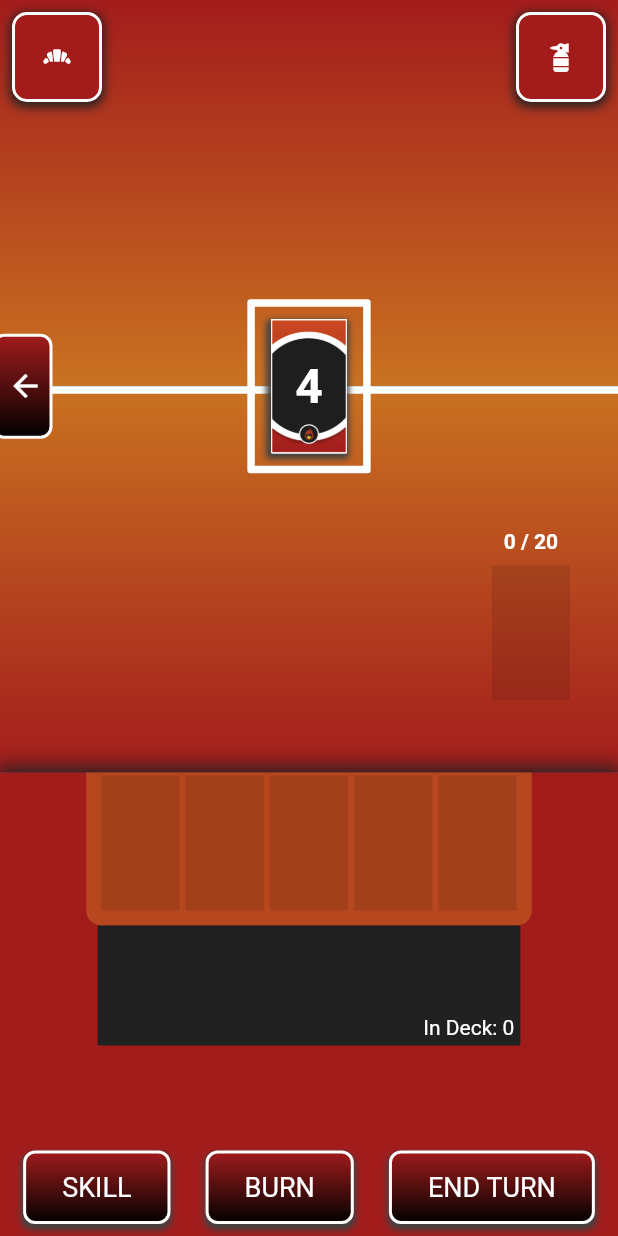
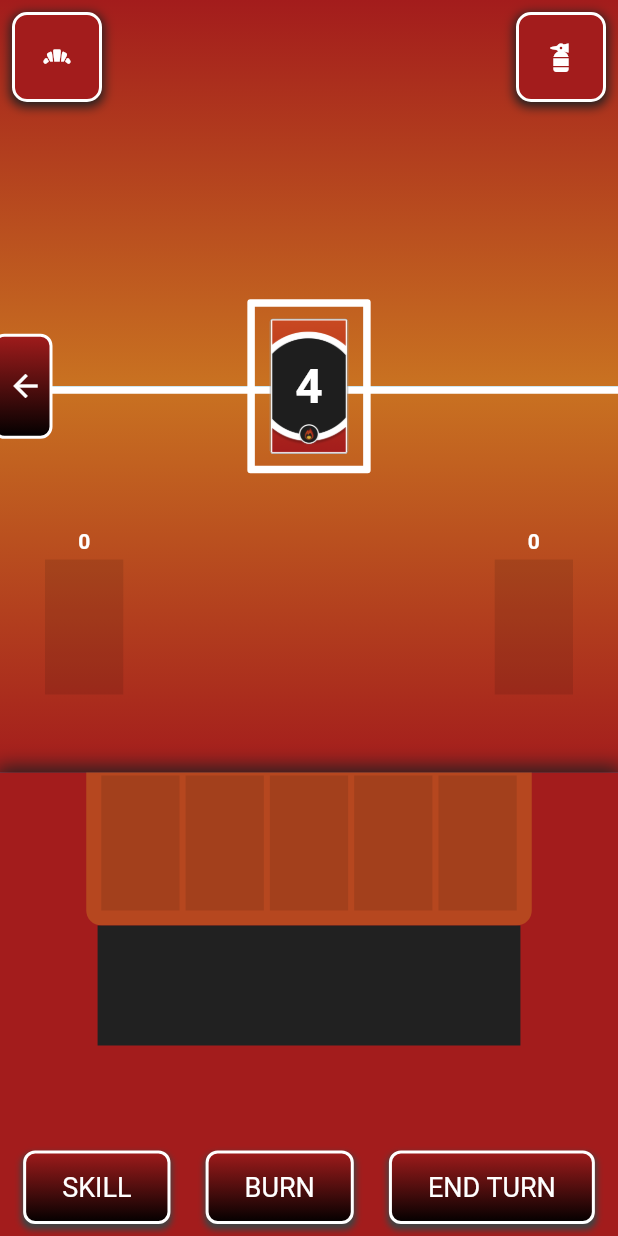
Before and after one commit to dompetriella/Elementals, a Flutter app: the GamePage screen opened by its route, on a phone screen of 412 x 824 dp. Run offline on Flutter 3.47's test engine with Material 2 defaults, Android fonts, the phone set to English and light mode, and no system bars; our stand-ins replace flutter_hooks, flutter_riverpod, freezed_annotation, go_router, hexcolor, hooks_riverpod; missing offline and left inert: flutter_guid.

Commit message:
rearranging and aesthics

```diff
--- a/lib/game_components/element_card.dart
+++ b/lib/game_components/element_card.dart
@@ -1,5 +1,6 @@
 import 'package:elementals/models/element_card_data.dart';
 import 'package:elementals/models/enums.dart';
+import 'package:elementals/providers/globalProvider.dart';
 import 'package:flutter/material.dart';
 import 'package:flutter_hooks/flutter_hooks.dart';
 import 'package:flutter_riverpod/flutter_riverpod.dart';
@@ -7,20 +8,15 @@ import 'package:hooks_riverpod/hooks_riverpod.dart';
 
 import '../providers/playerDataProvider.dart';
 
-double proportionPercent = .58;
-
-double playerCardHeight = 90;
-double playerCardWidth = playerCardHeight * proportionPercent;
-double opponentCardHeight = 65;
-double opponentCardWidth = opponentCardHeight * proportionPercent;
-
 class ElementCard extends HookConsumerWidget {
   final bool isSelected;
   final bool isFaceUp;
+  final bool hasShadow;
   final ElementCardData elementCardData;
   const ElementCard(
       {super.key,
       required this.elementCardData,
+      this.hasShadow = false,
       this.isFaceUp = true,
       this.isSelected = false});
 
@@ -36,16 +32,19 @@ class ElementCard extends HookConsumerWidget {
               .playCard(elementCardData.id, ref, Players.p1);
         },
         child: Container(
-          height: playerCardHeight,
-          width: playerCardWidth,
+          height: ref.read(cardHeightP1),
+          width: ref.read(cardHeightP1) * ref.read(cardWidthProportion),
           decoration: BoxDecoration(
               color: Colors.transparent,
+              border: Border.all(color: Colors.grey, width: 0.5),
               boxShadow: [
-                BoxShadow(
-                    offset: Offset(-1, 2),
-                    blurRadius: 3,
-                    spreadRadius: 1,
-                    color: Colors.grey.shade800)
+                hasShadow
+                    ? BoxShadow(
+                        offset: Offset(-1, 2),
+                        blurRadius: 3,
+                        spreadRadius: 1,
+                        color: Colors.grey.shade800)
+                    : BoxShadow(color: Colors.transparent)
               ],
               image: DecorationImage(
                 image: AssetImage(
@@ -56,9 +55,7 @@ class ElementCard extends HookConsumerWidget {
               child: Text(
             elementCardData.value.toString(),
             style: TextStyle(
-                color: Theme.of(context).colorScheme.onPrimary,
-                fontSize: 32,
-                fontWeight: FontWeight.bold),
+                color: Colors.white, fontSize: 32, fontWeight: FontWeight.bold),
           )),
         ),
       ),
--- a/lib/game_components/placeholder_card.dart
+++ b/lib/game_components/placeholder_card.dart
@@ -2,28 +2,23 @@ import 'package:flutter/src/widgets/framework.dart';
 import 'package:flutter/src/widgets/placeholder.dart';
 
 import 'package:flutter/material.dart';
+import 'package:flutter_riverpod/flutter_riverpod.dart';
+
+import '../providers/globalProvider.dart';
 
 double phoneHeight(var context) => MediaQuery.of(context).size.height;
 double phoneWidth(var context) => MediaQuery.of(context).size.width;
 
-double playerCardHeight = 90;
-double playerCardWidth = playerCardHeight * .58;
-double opponentCardHeight = 65;
-double opponentCardWidth = opponentCardHeight * .58;
-
-double playerIconDisplayHeight = 40;
-double playerIconDisplayWidth = 40;
-
-class PlaceholderCard extends StatelessWidget {
+class PlaceholderCard extends ConsumerWidget {
   const PlaceholderCard({super.key});
 
   @override
-  Widget build(BuildContext context) {
+  Widget build(BuildContext context, WidgetRef ref) {
     return Padding(
       padding: const EdgeInsets.symmetric(horizontal: 2.0),
       child: Container(
-        height: playerCardHeight,
-        width: playerCardWidth,
+        height: ref.read(cardHeightP1),
+        width: ref.read(cardHeightP1) * ref.read(cardWidthProportion),
         color: Colors.black.withOpacity(.1),
       ),
     );
--- a/lib/game_logic/logic.dart
+++ b/lib/game_logic/logic.dart
@@ -1,11 +1,20 @@
 import 'package:elementals/game_components/element_card.dart';
+import 'package:flutter/material.dart';
+import 'package:flutter/src/widgets/basic.dart';
 import 'package:flutter_guid/flutter_guid.dart';
 
+import '../game_components/placeholder_card.dart';
 import '../models/element_card_data.dart';
 import '../models/enums.dart';
 
-List<ElementCard> convertDataToCards(List<ElementCardData> cardData) {
-  return cardData.map((e) => ElementCard(elementCardData: e)).toList();
+List<ElementCard> convertDataToCards(List<ElementCardData> cardData,
+    {bool hasShadow = false}) {
+  return cardData
+      .map((e) => ElementCard(
+            elementCardData: e,
+            hasShadow: hasShadow,
+          ))
+      .toList();
 }
 
 int copiesOfEachNumber = 3;
--- a/lib/models/game_data.dart
+++ b/lib/models/game_data.dart
@@ -1,6 +1,5 @@
 import 'package:elementals/models/player_data.dart';
 import 'package:freezed_annotation/freezed_annotation.dart';
-import '../game_components/element_card.dart';
 import 'element_card_data.dart';
 import 'enums.dart';
 
--- a/lib/pages/GamePage/game_page.dart
+++ b/lib/pages/GamePage/game_page.dart
@@ -1,5 +1,6 @@
 import 'package:elementals/game_logic/logic.dart';
 import 'package:elementals/providers/gameDataProvider.dart';
+import 'package:elementals/providers/globalProvider.dart';
 import 'package:elementals/providers/playerDataProvider.dart';
 import 'package:elementals/providers/themeProvider.dart';
 import 'package:flutter/material.dart';
@@ -8,17 +9,10 @@ import 'package:go_router/go_router.dart';
 import 'package:hexcolor/hexcolor.dart';
 
 import '../../game_components/placeholder_card.dart';
+import '../../models/element_card_data.dart';
 
 double phoneHeight(var context) => MediaQuery.of(context).size.height;
 double phoneWidth(var context) => MediaQuery.of(context).size.width;
-
-double playerCardHeight = 90;
-double playerCardWidth = playerCardHeight * .58;
-double opponentCardHeight = 65;
-double opponentCardWidth = opponentCardHeight * .58;
-
-double playerIconDisplayHeight = 60;
-double playerIconDisplayWidth = 60;
 
 class GamePage extends StatelessWidget {
   const GamePage({super.key});
@@ -42,7 +36,7 @@ class GamePage extends StatelessWidget {
                   ),
                   SettingsButton(),
                   Center(
-                    child: PlayZoneCard(),
+                    child: PlayZone(),
                   )
                 ],
               ),
@@ -55,9 +49,8 @@ class GamePage extends StatelessWidget {
   }
 }
 
-// I can give this local state with hooks to swap placeholder
-class PlayZoneCard extends ConsumerWidget {
-  const PlayZoneCard({
+class PlayZone extends ConsumerWidget {
+  const PlayZone({
     super.key,
   });
 
@@ -190,10 +183,23 @@ class PlayerSide extends ConsumerWidget {
             crossAxisAlignment: CrossAxisAlignment.end,
             children: [
               Padding(
-                padding: const EdgeInsets.only(bottom: 48, right: 24),
+                padding:
+                    const EdgeInsets.symmetric(vertical: 48, horizontal: 24),
                 child: Row(
-                    mainAxisAlignment: MainAxisAlignment.end,
-                    children: [PlayerDiscardPile()]),
+                    mainAxisAlignment: MainAxisAlignment.spaceBetween,
+                    children: [
+                      PlayerCardPile(
+                        cardPile: ref.watch(playerProvider).deck,
+                      ),
+                      Stack(
+                        children: [
+                          PlayerCardPile(
+                            cardPile: ref.watch(playerProvider).discardPile,
+                            isDiscard: true,
+                          ),
+                        ],
+                      )
+                    ]),
               )
             ]),
       ),
@@ -234,41 +240,33 @@ class PlayerHandArea extends ConsumerWidget {
                     child: Row(
                         mainAxisSize: MainAxisSize.min,
                         mainAxisAlignment: MainAxisAlignment.center,
-                      children: ref.watch(playerProvider).hand.length < 1
-                          ? [
+                        children: [
+                          Stack(
+                            children: [
+                              Row(
+                                children: [
                                   PlaceholderCard(),
                                   PlaceholderCard(),
                                   PlaceholderCard(),
                                   PlaceholderCard(),
                                   PlaceholderCard(),
-                            ]
-                          : convertDataToCards(ref.watch(playerProvider).hand),
+                                ],
                               ),
+                              Row(
+                                  children: convertDataToCards(
+                                      ref.watch(playerProvider).hand,
+                                      hasShadow: true))
+                            ],
+                          ),
+                        ]),
                   ),
                 ),
                 Container(
-                  width: playerCardWidth * 5.4,
+                  width: ref.read(cardHeightP1) *
+                      ref.read(cardWidthProportion) *
+                      5.4,
                   height: 80,
                   color: Colors.grey.shade900,
-                  child: Column(
-                    mainAxisAlignment: MainAxisAlignment.end,
-                    children: [
-                      Row(
-                        mainAxisAlignment: MainAxisAlignment.end,
-                        children: [
-                          Padding(
-                            padding: const EdgeInsets.all(4.0),
-                            child: Text(
-                              'In Deck: ${ref.watch(playerProvider).deck.length}',
-                              style: TextStyle(
-                                  color:
-                                      Theme.of(context).colorScheme.onPrimary),
-                            ),
-                          ),
-                        ],
-                      ),
-                    ],
-                  ),
                 ),
               ],
             ),
@@ -345,53 +343,7 @@ class PlayerTurnActionButton extends StatelessWidget {
   }
 }
 
-// class DummyCard extends ConsumerWidget {
-//   final bool isPlayer;
-//   const DummyCard({Key? key, this.isPlayer = true}) : super(key: key);
-
-//   @override
-//   Widget build(BuildContext context, WidgetRef ref) {
-//     return Padding(
-//       padding: const EdgeInsets.symmetric(horizontal: 2.0),
-//       child: Container(
-//         height: isPlayer ? playerCardHeight : opponentCardHeight,
-//         width: isPlayer ? playerCardWidth : opponentCardWidth,
-//         decoration: BoxDecoration(
-//             color: isPlayer ? Colors.transparent : Colors.grey.shade900,
-//             boxShadow: [
-//               BoxShadow(
-//                   offset: Offset(-1, 2),
-//                   blurRadius: 3,
-//                   spreadRadius: 1,
-//                   color: Colors.grey.shade800)
-//             ],
-//             image: isPlayer
-//                 ? DecorationImage(
-//                     image: AssetImage(
-//                         "assets/game_assets/${ref.watch(playerProvider).elementalType.frontImagePath}.png"),
-//                   )
-//                 : DecorationImage(
-//                     image: AssetImage(
-//                         "assets/game_assets/${ref.watch(opponentProvider).elementalType.backImagePath}.png"),
-//                   ),
-//             borderRadius: BorderRadius.circular(2)),
-//         child: Center(
-//           child: isPlayer
-//               ? Text(
-//                   (Random().nextInt(7) + 1).toString(),
-//                   style: TextStyle(
-//                       color: Colors.white,
-//                       fontSize: 32,
-//                       fontWeight: FontWeight.bold),
-//                 )
-//               : null,
-//         ),
-//       ),
-//     );
-//   }
-// }
-
-class PlayerIconDisplay extends StatelessWidget {
+class PlayerIconDisplay extends ConsumerWidget {
   final IconData icon;
   final Color bgColor;
   final int points;
@@ -400,12 +352,12 @@ class PlayerIconDisplay extends StatelessWidget {
       : super(key: key);
 
   @override
-  Widget build(BuildContext context) {
+  Widget build(BuildContext context, WidgetRef ref) {
     return Padding(
       padding: const EdgeInsets.all(8.0),
       child: Container(
-        height: playerIconDisplayHeight,
-        width: playerIconDisplayWidth,
+        height: ref.read(playerIconDisplaySize),
+        width: ref.read(playerIconDisplaySize),
         decoration: BoxDecoration(
             borderRadius: BorderRadius.circular(10),
             boxShadow: [
@@ -426,34 +378,48 @@ class PlayerIconDisplay extends StatelessWidget {
   }
 }
 
-class PlayerDiscardPile extends ConsumerWidget {
-  const PlayerDiscardPile({
-    super.key,
-  });
+class PlayerCardPile extends ConsumerWidget {
+  final List<ElementCardData> cardPile;
+  final bool isDiscard;
+  const PlayerCardPile(
+      {super.key, required this.cardPile, this.isDiscard = false});
 
   @override
   Widget build(BuildContext context, WidgetRef ref) {
     return Column(
       children: [
-        Padding(
-          padding: const EdgeInsets.all(8.0),
-          child: SizedBox(
-            width: playerCardWidth,
+        SizedBox(
+          width: ref.read(cardHeightP1) * ref.read(cardWidthProportion),
           child: Center(
             child: Text(
-                '${ref.watch(playerProvider).discardPile.length} / ${ref.watch(playerProvider).totalCards}',
+              '${cardPile.length}',
               style: TextStyle(
                   fontWeight: FontWeight.bold,
                   color: Theme.of(context).colorScheme.onPrimary),
             ),
           ),
         ),
+        cardPile.isEmpty
+            ? Padding(
+                padding: const EdgeInsets.all(4.0),
+                child: PlaceholderCard(),
+              )
+            : Padding(
+                padding: const EdgeInsets.all(4.0),
+                child: Stack(
+                  children: [
+                    Stack(children: convertDataToCards(cardPile)),
+                    if (isDiscard)
+                      Container(
+                        height: ref.read(cardHeightP1),
+                        width: ref.read(cardHeightP1) *
+                                ref.read(cardWidthProportion) +
+                            3,
+                        color: Colors.grey.shade600.withOpacity(.35),
+                      )
+                  ],
                 ),
-        ref.watch(playerProvider).discardPile.isEmpty
-            ? PlaceholderCard()
-            : Stack(
-                children:
-                    convertDataToCards(ref.watch(playerProvider).discardPile))
+              ),
       ],
     );
   }
--- a/lib/providers/gameDataProvider.dart
+++ b/lib/providers/gameDataProvider.dart
@@ -3,6 +3,10 @@ import 'package:elementals/providers/playerDataProvider.dart';
 import 'package:flutter_riverpod/flutter_riverpod.dart';
 import '../models/element_card_data.dart';
 import '../models/game_data.dart';
+
+final cardsInHandProvider = Provider<int>((ref) {
+  return 5;
+});
 
 final gameDataProvider = StateNotifierProvider<GameNotifier, GameData>((ref) {
   return GameNotifier();
--- /dev/null
+++ b/lib/providers/globalProvider.dart
@@ -0,0 +1,21 @@
+import 'package:flutter_riverpod/flutter_riverpod.dart';
+
+final cardsInHand = Provider<int>((ref) {
+  return 5;
+});
+
+final cardWidthProportion = Provider<double>((ref) {
+  return .58;
+});
+
+final cardHeightP1 = Provider<double>((ref) {
+  return 90;
+});
+
+final cardHeightP2 = Provider<double>((ref) {
+  return 60;
+});
+
+final playerIconDisplaySize = Provider<double>((ref) {
+  return 60;
+});
```
Also changed, not shown: pubspec.lock. Lines whose indentation alone changed are shown as unchanged.
